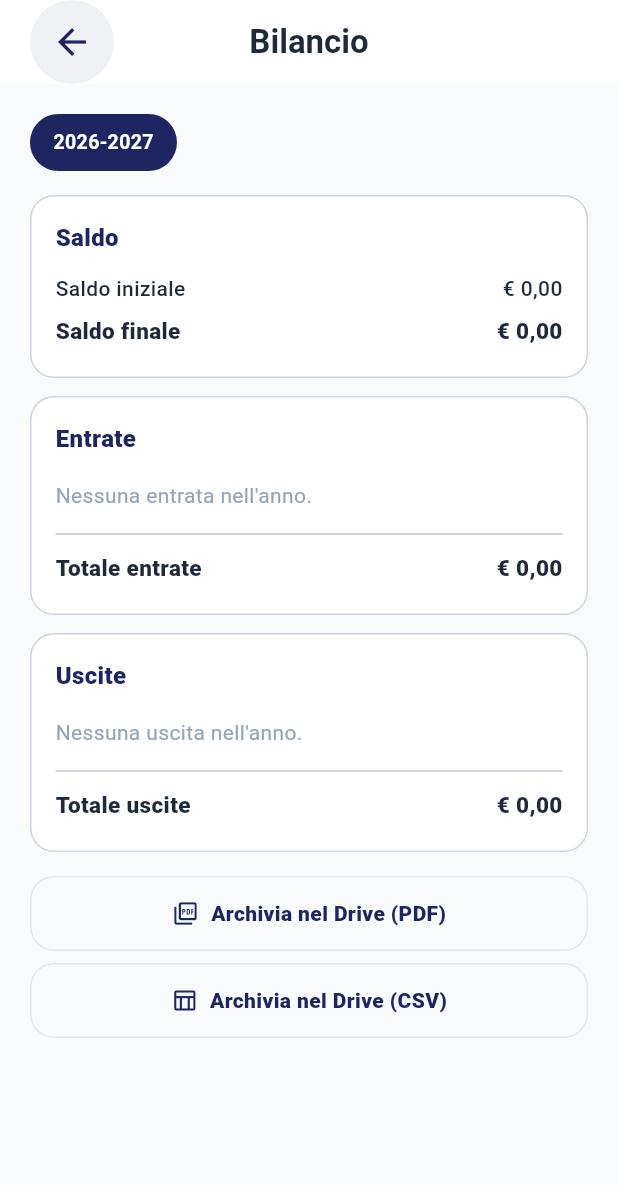
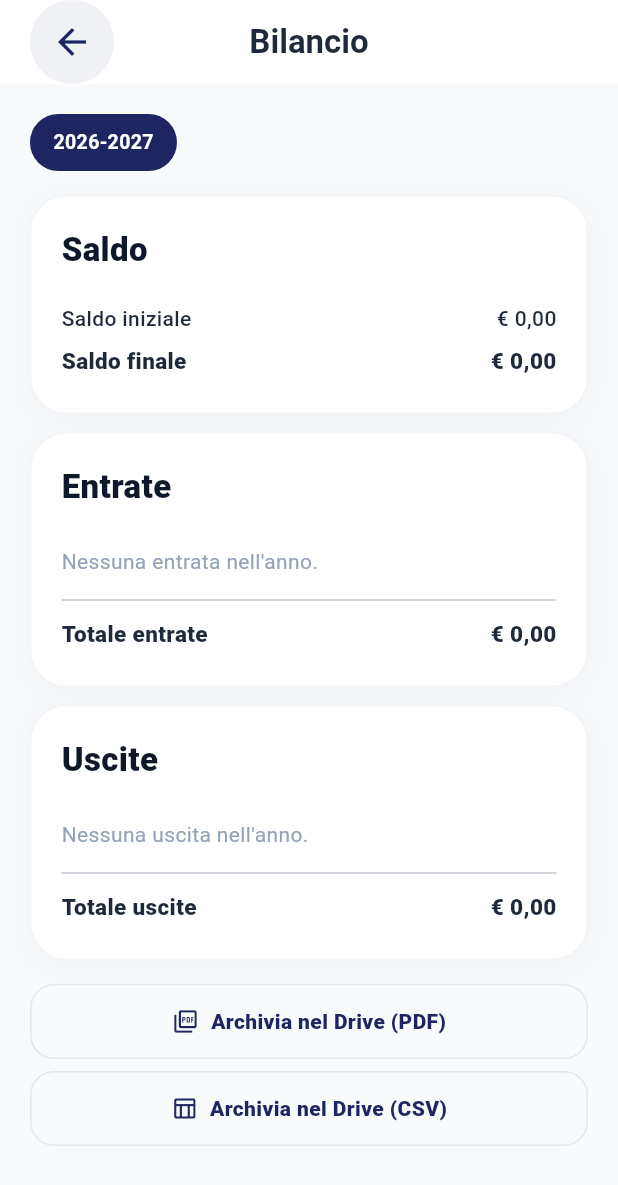
Before and after one commit to MatteoCardarelli/Jamb, a Flutter app: the ContabilitaScreen screen opened directly, after a tap on "Bilancio dell'anno", on a phone screen of 412 x 824 dp. Shown: the top 1185 px of the screen. Run offline on Flutter 3.47's test engine with Material 3 defaults, Android fonts, the phone set to English and light mode, and no system bars; our stand-ins replace file_picker, flutter_svg, image_picker, pdf, shared_preferences, supabase_flutter and 1 more; accounts and stored records are empty; Roboto replaces fonts that are missing (Lexend).

Commit message:
Unifica i riquadri delle sezioni in JambRiquadro

```diff
--- a/jamb/lib/ui/contabilita/widgets/bilancio_gruppo_screen.dart
+++ b/jamb/lib/ui/contabilita/widgets/bilancio_gruppo_screen.dart
@@ -3,6 +3,7 @@ import 'package:provider/provider.dart';
 import 'package:jamb/domain/repositories/transazione_repository.dart';
 import 'package:jamb/ui/contabilita/view_model/bilancio_gruppo_view_model.dart';
 import 'package:jamb/ui/contabilita/widgets/riquadro_bilancio.dart';
+import 'package:jamb/ui/core/widgets/jamb_riquadro.dart';
 
 /// Bilancio consolidato del gruppo per anno scout (US31), per il Capo Gruppo.
 class BilancioGruppoScreen extends StatelessWidget {
@@ -44,9 +45,9 @@ class _BilancioGruppoView extends StatelessWidget {
         RiepilogoBilancio(consolidato.totale),
         for (final cassa in consolidato.casse) ...[
           const SizedBox(height: 12),
-          RiquadroBilancio(
+          JambRiquadro(
             titolo: cassa.nome,
-            righe: [
+            children: [
               RigaImporto('Saldo iniziale', cassa.bilancio.saldoIniziale),
               RigaImporto('Entrate', cassa.bilancio.totaleEntrate),
               RigaImporto('Uscite', cassa.bilancio.totaleUscite),
--- a/jamb/lib/ui/contabilita/widgets/riquadro_bilancio.dart
+++ b/jamb/lib/ui/contabilita/widgets/riquadro_bilancio.dart
@@ -2,7 +2,7 @@ import 'package:flutter/material.dart';
 import 'package:jamb/domain/entities/bilancio.dart';
 import 'package:jamb/domain/entities/transazione.dart';
 import 'package:jamb/ui/core/formato.dart';
-import 'package:jamb/ui/core/stile.dart';
+import 'package:jamb/ui/core/widgets/jamb_riquadro.dart';
 import 'package:jamb/ui/core/widgets/jamb_app_bar.dart';
 import 'package:jamb/ui/core/widgets/jamb_chip_filtro.dart';
 import 'package:jamb/ui/core/widgets/jamb_stati.dart';
@@ -96,43 +96,6 @@ class RigaImporto extends StatelessWidget {
   }
 }
 
-/// Riquadro bianco di un bilancio, con un [titolo] e le sue righe.
-class RiquadroBilancio extends StatelessWidget {
-  final String titolo;
-  final List<Widget> righe;
-
-  const RiquadroBilancio({super.key, required this.titolo, required this.righe});
-
-  @override
-  Widget build(BuildContext context) {
-    return Container(
-      width: double.infinity,
-      padding: const EdgeInsets.all(16),
-      decoration: BoxDecoration(
-        color: Colors.white,
-        borderRadius: BorderRadius.circular(16),
-        border: bordoRiquadro,
-      ),
-      child: Column(
-        crossAxisAlignment: CrossAxisAlignment.start,
-        children: [
-          Text(
-            titolo,
-            style: const TextStyle(
-              fontFamily: 'Lexend',
-              fontSize: 16,
-              fontWeight: FontWeight.w900,
-              color: Color(0xFF1D2660),
-            ),
-          ),
-          const SizedBox(height: 8),
-          ...righe,
-        ],
-      ),
-    );
-  }
-}
-
 /// Saldo iniziale, entrate e uscite per categoria e saldo finale.
 class RiepilogoBilancio extends StatelessWidget {
   final Bilancio bilancio;
@@ -151,23 +114,23 @@ class RiepilogoBilancio extends StatelessWidget {
   Widget build(BuildContext context) {
     return Column(
       children: [
-        RiquadroBilancio(
+        JambRiquadro(
           titolo: 'Saldo',
-          righe: [
+          children: [
             RigaImporto('Saldo iniziale', bilancio.saldoIniziale),
             RigaImporto('Saldo finale', bilancio.saldoFinale, forte: true),
           ],
         ),
         const SizedBox(height: 12),
-        RiquadroBilancio(
+        JambRiquadro(
           titolo: 'Entrate',
-          righe: _perCategoria(
+          children: _perCategoria(
               bilancio.entrate, "Nessuna entrata nell'anno.", 'Totale entrate', bilancio.totaleEntrate),
         ),
         const SizedBox(height: 12),
-        RiquadroBilancio(
+        JambRiquadro(
           titolo: 'Uscite',
-          righe: _perCategoria(
+          children: _perCategoria(
               bilancio.uscite, "Nessuna uscita nell'anno.", 'Totale uscite', bilancio.totaleUscite),
         ),
       ],
--- a/jamb/lib/ui/dettaglio_ragazzo/widgets/riquadro_ragazzo.dart
+++ b/jamb/lib/ui/core/widgets/jamb_riquadro.dart
@@ -1,12 +1,12 @@
 import 'package:flutter/material.dart';
 
-/// Riquadro bianco delle sezioni del dettaglio ragazzo (contatti, Sentiero,
-/// specialità, brevetti, presenze), con il [titolo] della sezione se presente.
-class RiquadroRagazzo extends StatelessWidget {
+/// Riquadro bianco delle sezioni di una schermata (dettaglio ragazzo, bilanci,
+/// sottogruppi), con il [titolo] della sezione se presente.
+class JambRiquadro extends StatelessWidget {
   final String? titolo;
   final List<Widget> children;
 
-  const RiquadroRagazzo({super.key, this.titolo, required this.children});
+  const JambRiquadro({super.key, this.titolo, required this.children});
 
   @override
   Widget build(BuildContext context) {
--- a/jamb/lib/ui/dettaglio_ragazzo/widgets/brevetti_widget.dart
+++ b/jamb/lib/ui/dettaglio_ragazzo/widgets/brevetti_widget.dart
@@ -7,7 +7,7 @@ import 'package:jamb/ui/core/widgets/jamb_pulsante_secondario.dart';
 import 'package:jamb/ui/core/widgets/jamb_search_picker.dart';
 import 'package:jamb/domain/entities/progresso.dart';
 import 'package:jamb/ui/dettaglio_ragazzo/view_model/dettaglio_ragazzo_view_model.dart';
-import 'package:jamb/ui/dettaglio_ragazzo/widgets/riquadro_ragazzo.dart';
+import 'package:jamb/ui/core/widgets/jamb_riquadro.dart';
 
 /// Widget per la visualizzazione e gestione dei Brevetti di un ragazzo.
 /// Sincronizzato con il DettaglioRagazzoViewModel per la logica di calcolo e unicità.
@@ -83,7 +83,7 @@ class BrevettiWidget extends StatelessWidget {
   Widget build(BuildContext context) {
     final viewModel = context.watch<DettaglioRagazzoViewModel>();
 
-    return RiquadroRagazzo(
+    return JambRiquadro(
       titolo: "Brevetti",
       children: [
         if (brevetti.isEmpty)
--- a/jamb/lib/ui/dettaglio_ragazzo/widgets/contatti_emergenza_widget.dart
+++ b/jamb/lib/ui/dettaglio_ragazzo/widgets/contatti_emergenza_widget.dart
@@ -2,7 +2,7 @@ import 'package:flutter/material.dart';
 import 'package:jamb/ui/core/widgets/jamb_stati.dart';
 import 'package:url_launcher/url_launcher.dart';
 import 'package:jamb/domain/entities/scout.dart'; // Importa entità di dominio
-import 'package:jamb/ui/dettaglio_ragazzo/widgets/riquadro_ragazzo.dart';
+import 'package:jamb/ui/core/widgets/jamb_riquadro.dart';
 
 /// Widget che visualizza la lista dei contatti di emergenza dello scout.
 /// Utilizza l'entità di dominio [ContattoEmergenza] (Shared Model).
@@ -25,7 +25,7 @@ class ContattiEmergenzaWidget extends StatelessWidget {
 
   @override
   Widget build(BuildContext context) {
-    return RiquadroRagazzo(
+    return JambRiquadro(
       titolo: "Contatti di emergenza",
       children: [
         if (contatti.isEmpty)
--- a/jamb/lib/ui/dettaglio_ragazzo/widgets/presenze_widget.dart
+++ b/jamb/lib/ui/dettaglio_ragazzo/widgets/presenze_widget.dart
@@ -7,7 +7,7 @@ import 'package:jamb/domain/repositories/presenza_repository.dart';
 import 'package:jamb/ui/appello/widgets/stato_presenza_ui.dart';
 import 'package:jamb/ui/core/widgets/jamb_errore_in_linea.dart';
 import 'package:jamb/ui/dettaglio_ragazzo/view_model/presenze_ragazzo_view_model.dart';
-import 'package:jamb/ui/dettaglio_ragazzo/widgets/riquadro_ragazzo.dart';
+import 'package:jamb/ui/core/widgets/jamb_riquadro.dart';
 
 /// Riquadro delle presenze nel dettaglio ragazzo: riepilogo, ultime
 /// presenze e segnalazione delle assenze ripetute.
@@ -33,7 +33,7 @@ class _PresenzeView extends StatelessWidget {
   Widget build(BuildContext context) {
     final viewModel = context.watch<PresenzeRagazzoViewModel>();
 
-    return RiquadroRagazzo(
+    return JambRiquadro(
       titolo: "Presenze",
       children: [
         if (viewModel.isLoading && viewModel.ultime.isEmpty)
--- a/jamb/lib/ui/dettaglio_ragazzo/widgets/sentiero_widget.dart
+++ b/jamb/lib/ui/dettaglio_ragazzo/widgets/sentiero_widget.dart
@@ -1,6 +1,6 @@
 import 'package:flutter/material.dart';
 import 'package:jamb/domain/entities/progresso.dart'; // Importa entità di dominio
-import 'package:jamb/ui/dettaglio_ragazzo/widgets/riquadro_ragazzo.dart';
+import 'package:jamb/ui/core/widgets/jamb_riquadro.dart';
 
 /// Widget per la visualizzazione e gestione del Sentiero scout (E/G).
 /// Utilizza le entità di dominio [Tappa] e [Impegno] (Shared Model).
@@ -91,7 +91,7 @@ class _SentieroWidgetState extends State<SentieroWidget> {
 
   @override
   Widget build(BuildContext context) {
-    return RiquadroRagazzo(
+    return JambRiquadro(
       children: [
         Row(
           mainAxisAlignment: MainAxisAlignment.spaceBetween,
--- a/jamb/lib/ui/dettaglio_ragazzo/widgets/specialita_widget.dart
+++ b/jamb/lib/ui/dettaglio_ragazzo/widgets/specialita_widget.dart
@@ -6,7 +6,7 @@ import 'package:jamb/ui/core/widgets/jamb_pulsante_secondario.dart';
 import 'package:jamb/ui/core/widgets/jamb_search_picker.dart';
 import 'package:jamb/domain/entities/progresso.dart';
 import 'package:jamb/ui/dettaglio_ragazzo/view_model/dettaglio_ragazzo_view_model.dart';
-import 'package:jamb/ui/dettaglio_ragazzo/widgets/riquadro_ragazzo.dart';
+import 'package:jamb/ui/core/widgets/jamb_riquadro.dart';
 
 /// Widget per la visualizzazione e gestione delle Specialità attive di uno scout.
 /// Ora completamente integrato con il ViewModel.
@@ -75,7 +75,7 @@ class SpecialitaWidget extends StatelessWidget {
   Widget build(BuildContext context) {
     final viewModel = context.watch<DettaglioRagazzoViewModel>();
 
-    return RiquadroRagazzo(
+    return JambRiquadro(
       titolo: "Specialità Attive",
       children: [
         ...List.generate(specialita.length, (i) {
```
